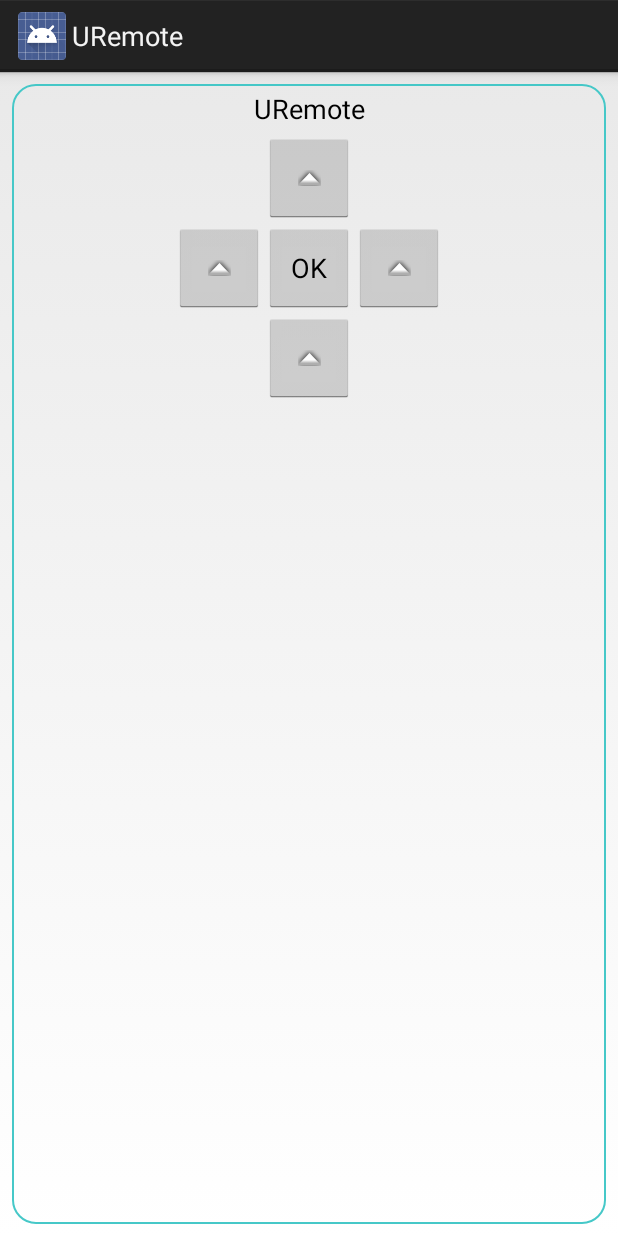
After one commit to cyrillrx/URemote, an Android app: the layout widget_dpad.xml on its own in the app's theme, with its tools: preview values and no code run, on a phone screen of 412 x 824 dp. The commit adds this screen. Run offline under Robolectric (Android 15) with nearby library versions, the phone set to English and light mode, and no system bars.

Commit message:
worded on a new widget.

```diff
--- a/URemote/src/main/java/org/es/uremote/computer/widget/MediaWidgetProvider.java
+++ b/URemote/src/main/java/org/es/uremote/computer/widget/MediaWidgetProvider.java
@@ -125,7 +125,6 @@ public class MediaWidgetProvider extends AppWidgetProvider {
 		} else if (ACTION_MEDIA_NEXT.equals(action)) {
 			Toast.makeText(context, "MEDIA_NEXT", LENGTH_SHORT).show();
 			sendAsyncRequest(context, KEYBOARD, MEDIA_NEXT);
-
 		}
 	}
 
--- /dev/null
+++ b/URemote/src/main/res/layout/widget_dpad.xml
@@ -0,0 +1,70 @@
+<?xml version="1.0" encoding="utf-8"?>
+<LinearLayout xmlns:android="http://schemas.android.com/apk/res/android"
+			  android:id="@+id/layout"
+			  android:layout_width="match_parent"
+			  android:layout_height="match_parent"
+			  android:layout_margin="8dip"
+			  android:background="@drawable/widget_media_shape"
+			  android:orientation="vertical">
+
+	<TextView
+			style="@android:style/TextAppearance.Medium"
+            android:id="@+id/widgetTitle"
+			android:layout_width="match_parent"
+			android:layout_height="wrap_content"
+			android:layout_gravity="center"
+            android:layout_margin="4dp"
+			android:gravity="center_horizontal|center_vertical"
+			android:text="@string/app_name" />
+
+    <!-- Directional keys -->
+
+    <TableLayout
+            android:layout_width="match_parent"
+            android:layout_height="wrap_content">
+
+        <TableRow android:gravity="center_horizontal">
+
+            <ImageButton
+                    android:id="@+id/dpadUp"
+                    android:layout_width="60dp"
+                    android:layout_height="60dp"
+                    android:contentDescription="@string/up"
+                    android:src="@android:drawable/arrow_up_float" />
+        </TableRow>
+
+        <TableRow android:gravity="center_horizontal">
+
+            <ImageButton
+                    android:id="@+id/dpadLeft"
+                    android:layout_width="60dp"
+                    android:layout_height="60dp"
+                    android:contentDescription="@string/left"
+                    android:src="@android:drawable/arrow_up_float" />
+
+            <Button
+                    android:id="@+id/dpadOk"
+                    android:layout_width="60dp"
+                    android:layout_height="60dp"
+                    android:text="@android:string/ok" />
+
+            <ImageButton
+                    android:id="@+id/dpadRight"
+                    android:layout_width="60dp"
+                    android:layout_height="60dp"
+                    android:contentDescription="@string/right"
+                    android:src="@android:drawable/arrow_up_float" />
+        </TableRow>
+
+        <TableRow android:gravity="center_horizontal">
+
+            <ImageButton
+                    android:id="@+id/dpadDown"
+                    android:layout_width="60dp"
+                    android:layout_height="60dp"
+                    android:contentDescription="@string/down"
+                    android:src="@android:drawable/arrow_up_float" />
+        </TableRow>
+    </TableLayout>
+
+</LinearLayout>
--- a/URemote/src/main/res/values/keyboard_strings.xml
+++ b/URemote/src/main/res/values/keyboard_strings.xml
@@ -72,10 +72,10 @@
 	-->
 
 	<!-- Directional keys -->
-	<string name="kb_left">Left</string>
-	<string name="kb_up">Up</string>
-	<string name="kb_right">Right</string>
-	<string name="kb_down">Down</string>
+	<string name="left">Left</string>
+	<string name="up">Up</string>
+	<string name="right">Right</string>
+	<string name="down">Down</string>
 
 	<!-- Other keys -->
 	<string name="kb_control">Ctrl</string>
```
Also changed, not shown: URemote/src/main/AndroidManifest.xml (+14 -5 lines), URemote/src/main/java/org/es/uremote/computer/widget/DPadWidgetProvider.java (added, +177 -0 lines), URemote/src/main/res/layout-land/activity_robot.xml (+4 -4 lines), URemote/src/main/res/layout-land/server_frag_dashboard.xml (+4 -4 lines), URemote/src/main/res/layout/activity_robot.xml (+4 -4 lines), URemote/src/main/res/layout/server_frag_dashboard.xml (+4 -4 lines), URemote/src/main/res/xml/widget_dpad_info.xml (added, +10 -0 lines), 1 other file.
